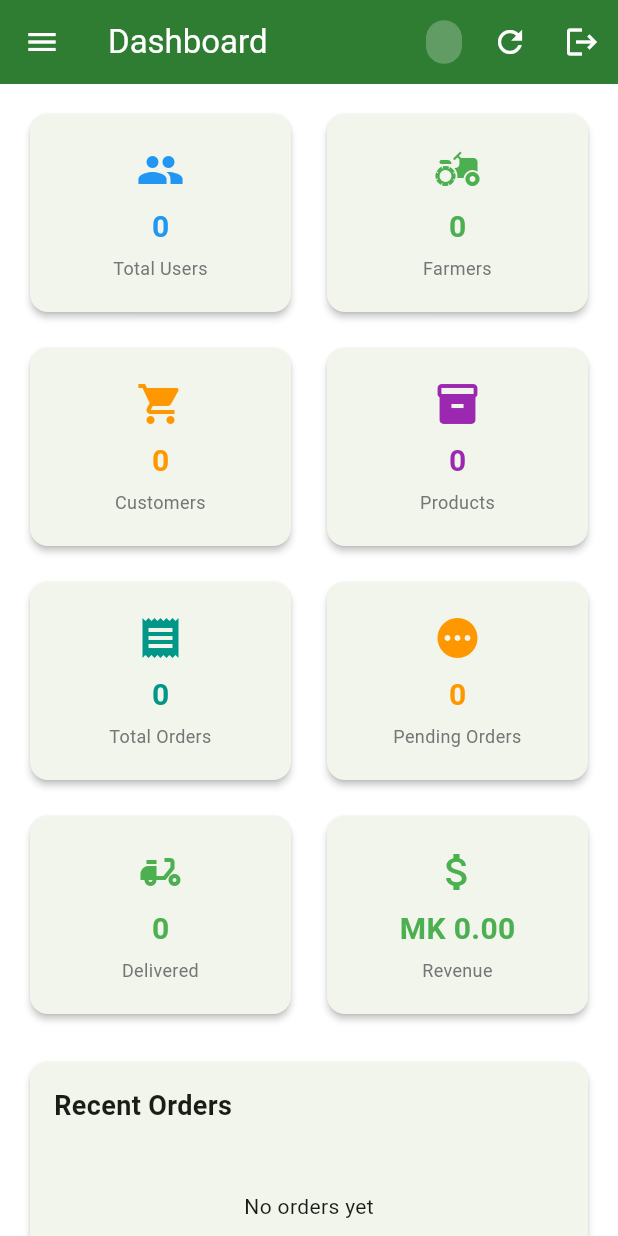
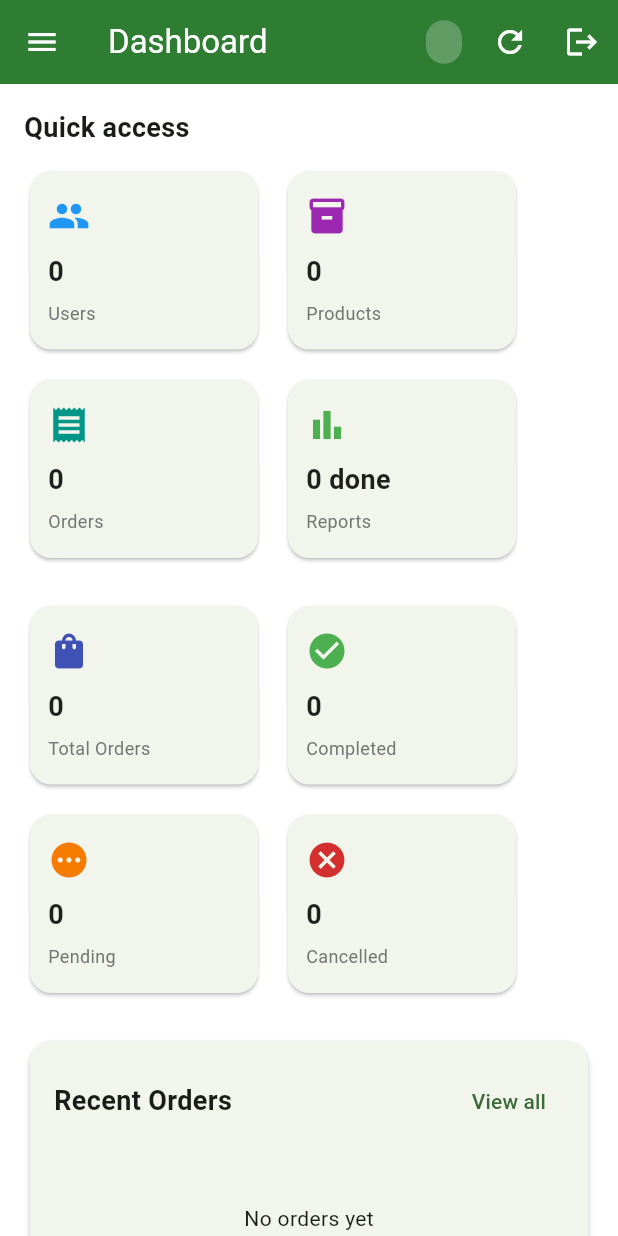
Before and after one commit to DAVIEPHAGES/farm_produce_marketplace, a Flutter app: the AdminDashboard screen opened by its route, on a phone screen of 412 x 824 dp. Run offline on Flutter 3.47's test engine with Material 3 defaults, Android fonts, the phone set to English and light mode, and no system bars; our stand-ins replace cloud_firestore, firebase_auth, firebase_core, firebase_messaging, flutter_local_notifications, image_picker and 1 more; missing offline and left inert: dart:html, paychangu_flutter; accounts and stored records are empty; network calls fail.

Commit message:
chore: Update admin dashboard

```diff
--- a/lib/screens/admin_dashboard_page.dart
+++ b/lib/screens/admin_dashboard_page.dart
@@ -19,16 +19,9 @@ class _AdminDashboardState extends State<AdminDashboard> {
   String _adminName = 'Admin';
   String _adminRole = '';
   bool _isLoading = true;
+  String _orderFilter = 'all';
 
   // REMOVED AdminFarmersPage - now using AdminUsersPage for all users
-  final List<Widget> _pages = [
-    const DashboardHome(),
-    const AdminProductsPage(),
-    const AdminOrdersPage(),
-    const AdminUsersPage(), // This shows BOTH customers and farmers
-    const AdminReportsPage(),
-  ];
-
   final List<String> _titles = [
     'Dashboard',
     'Manage Products',
@@ -49,6 +42,28 @@ class _AdminDashboardState extends State<AdminDashboard> {
   void initState() {
     super.initState();
     _loadAdminData();
+  }
+
+  void _onNavigate(int index, [String? filter]) {
+    setState(() {
+      _selectedIndex = index;
+      if (index == 2) _orderFilter = filter ?? 'all';
+    });
+  }
+
+  Widget _buildCurrentPage() {
+    switch (_selectedIndex) {
+      case 1:
+        return const AdminProductsPage();
+      case 2:
+        return AdminOrdersPage(initialFilter: _orderFilter);
+      case 3:
+        return const AdminUsersPage();
+      case 4:
+        return const AdminReportsPage();
+      default:
+        return DashboardHome(onNavigate: _onNavigate);
+    }
   }
 
   Future<void> _loadAdminData() async {
@@ -86,6 +101,13 @@ class _AdminDashboardState extends State<AdminDashboard> {
         title: Text(_titles[_selectedIndex]),
         backgroundColor: const Color(0xFF2E7D32),
         foregroundColor: Colors.white,
+        automaticallyImplyLeading: _selectedIndex == 0,
+        leading: _selectedIndex != 0
+            ? IconButton(
+                icon: const Icon(Icons.arrow_back),
+                onPressed: () => setState(() => _selectedIndex = 0),
+              )
+            : null,
         actions: [
           Container(
             margin: const EdgeInsets.symmetric(horizontal: 8),
@@ -109,7 +131,7 @@ class _AdminDashboardState extends State<AdminDashboard> {
         ],
       ),
       drawer: _buildDrawer(),
-      body: _pages[_selectedIndex],
+      body: _buildCurrentPage(),
     );
   }
 
@@ -197,7 +219,8 @@ class _AdminDashboardState extends State<AdminDashboard> {
 
 // Dashboard Home Widget
 class DashboardHome extends StatefulWidget {
-  const DashboardHome({super.key});
+  final void Function(int, [String? filter]) onNavigate;
+  const DashboardHome({super.key, required this.onNavigate});
 
   @override
   State<DashboardHome> createState() => _DashboardHomeState();
@@ -245,17 +268,22 @@ class _DashboardHomeState extends State<DashboardHome> {
       int completedOrders = 0;
       int pendingOrders = 0;
       int deliveredOrders = 0;
+      int cancelledOrders = 0;
 
       for (var doc in ordersSnapshot.docs) {
         final data = doc.data();
-        final paymentStatus =
-            data['paymentStatus'] ?? data['status'] ?? 'pending';
-        final orderStatus = data['orderStatus'] ?? data['status'] ?? 'pending';
+        final paymentStatus = (data['paymentStatus'] ?? '')
+            .toString()
+            .toLowerCase();
+        final orderStatus = (data['orderStatus'] ?? data['status'] ?? 'pending')
+            .toString()
+            .toLowerCase();
         final amount = (data['totalAmount'] ?? data['totalPrice'] ?? 0)
             .toDouble();
 
         if (paymentStatus == 'completed' ||
             paymentStatus == 'paid' ||
+            orderStatus == 'completed' ||
             orderStatus == 'delivered') {
           totalRevenue += amount;
           completedOrders++;
@@ -263,6 +291,9 @@ class _DashboardHomeState extends State<DashboardHome> {
 
         if (orderStatus == 'pending') pendingOrders++;
         if (orderStatus == 'delivered') deliveredOrders++;
+        if (orderStatus == 'cancelled' || paymentStatus == 'failed') {
+          cancelledOrders++;
+        }
       }
 
       setState(() {
@@ -275,6 +306,7 @@ class _DashboardHomeState extends State<DashboardHome> {
           'completedOrders': completedOrders,
           'pendingOrders': pendingOrders,
           'deliveredOrders': deliveredOrders,
+          'cancelledOrders': cancelledOrders,
           'totalRevenue': totalRevenue,
         };
         _isLoading = false;
@@ -296,88 +328,95 @@ class _DashboardHomeState extends State<DashboardHome> {
       child: SingleChildScrollView(
         padding: const EdgeInsets.all(16),
         child: Column(
+          crossAxisAlignment: CrossAxisAlignment.start,
           children: [
-            // Stats Cards - Row 1
-            GridView.count(
-              shrinkWrap: true,
-              physics: const NeverScrollableScrollPhysics(),
-              crossAxisCount: 2,
-              mainAxisSpacing: 16,
-              crossAxisSpacing: 16,
-              childAspectRatio: 1.3,
+            const Text(
+              'Quick access',
+              style: TextStyle(fontSize: 18, fontWeight: FontWeight.w700),
+            ),
+            const SizedBox(height: 12),
+            Wrap(
+              spacing: 12,
+              runSpacing: 12,
               children: [
-                _buildStatCard(
-                  title: 'Total Users',
+                _buildClickableStatCard(
+                  title: 'Users',
                   value: _stats['totalUsers'].toString(),
                   icon: Icons.people,
                   color: Colors.blue,
+                  onTap: () => widget.onNavigate(3),
                 ),
-                _buildStatCard(
-                  title: 'Farmers',
-                  value: _stats['totalFarmers'].toString(),
-                  icon: Icons.agriculture,
-                  color: Colors.green,
-                ),
-                _buildStatCard(
-                  title: 'Customers',
-                  value: _stats['totalCustomers'].toString(),
-                  icon: Icons.shopping_cart,
-                  color: Colors.orange,
-                ),
-                _buildStatCard(
+                _buildClickableStatCard(
                   title: 'Products',
                   value: _stats['totalProducts'].toString(),
                   icon: Icons.inventory,
                   color: Colors.purple,
+                  onTap: () => widget.onNavigate(1),
                 ),
-              ],
-            ),
-            const SizedBox(height: 16),
-
-            // Stats Cards - Row 2
-            GridView.count(
-              shrinkWrap: true,
-              physics: const NeverScrollableScrollPhysics(),
-              crossAxisCount: 2,
-              mainAxisSpacing: 16,
-              crossAxisSpacing: 16,
-              childAspectRatio: 1.3,
-              children: [
-                _buildStatCard(
-                  title: 'Total Orders',
+                _buildClickableStatCard(
+                  title: 'Orders',
                   value: _stats['totalOrders'].toString(),
                   icon: Icons.receipt,
                   color: Colors.teal,
+                  onTap: () => widget.onNavigate(2, 'all'),
                 ),
-                _buildStatCard(
-                  title: 'Pending Orders',
-                  value: _stats['pendingOrders'].toString(),
-                  icon: Icons.pending,
-                  color: Colors.orange,
-                ),
-                _buildStatCard(
-                  title: 'Delivered',
-                  value: _stats['deliveredOrders'].toString(),
-                  icon: Icons.delivery_dining,
+                _buildClickableStatCard(
+                  title: 'Reports',
+                  value: '${_stats['completedOrders']} done',
+                  icon: Icons.bar_chart,
                   color: Colors.green,
-                ),
-                _buildStatCard(
-                  title: 'Revenue',
-                  value: 'MK ${_stats['totalRevenue'].toStringAsFixed(2)}',
-                  icon: Icons.attach_money,
-                  color: Colors.green,
+                  onTap: () => widget.onNavigate(4),
                 ),
               ],
             ),
             const SizedBox(height: 24),
-
-            // Recent Orders
+            Wrap(
+              spacing: 12,
+              runSpacing: 12,
+              children: [
+                _buildClickableStatCard(
+                  title: 'Total Orders',
+                  value: _stats['totalOrders'].toString(),
+                  icon: Icons.shopping_bag,
+                  color: Colors.indigo,
+                  onTap: () => widget.onNavigate(2, 'all'),
+                ),
+                _buildClickableStatCard(
+                  title: 'Completed',
+                  value: _stats['completedOrders'].toString(),
+                  icon: Icons.check_circle,
+                  color: Colors.green,
+                  onTap: () => widget.onNavigate(2, 'completed'),
+                ),
+                _buildClickableStatCard(
+                  title: 'Pending',
+                  value: _stats['pendingOrders'].toString(),
+                  icon: Icons.pending,
+                  color: Colors.orange.shade700,
+                  onTap: () => widget.onNavigate(2, 'pending'),
+                ),
+                _buildClickableStatCard(
+                  title: 'Cancelled',
+                  value: _stats['cancelledOrders'].toString(),
+                  icon: Icons.cancel,
+                  color: Colors.red.shade700,
+                  onTap: () => widget.onNavigate(2, 'cancelled'),
+                ),
+              ],
+            ),
+            const SizedBox(height: 24),
             Card(
               elevation: 2,
+              shape: RoundedRectangleBorder(
+                borderRadius: BorderRadius.circular(14),
+              ),
               child: Padding(
                 padding: const EdgeInsets.all(16),
                 child: Column(
                   crossAxisAlignment: CrossAxisAlignment.start,
+                  children: [
+                    Row(
+                      mainAxisAlignment: MainAxisAlignment.spaceBetween,
                       children: [
                         const Text(
                           'Recent Orders',
@@ -386,12 +425,18 @@ class _DashboardHomeState extends State<DashboardHome> {
                             fontWeight: FontWeight.bold,
                           ),
                         ),
+                        TextButton(
+                          onPressed: () => widget.onNavigate(2),
+                          child: const Text('View all'),
+                        ),
+                      ],
+                    ),
                     const SizedBox(height: 12),
                     StreamBuilder<QuerySnapshot>(
                       stream: FirebaseFirestore.instance
                           .collection('orders')
                           .orderBy('timestamp', descending: true)
-                          .limit(5)
+                          .limit(3)
                           .snapshots(),
                       builder: (context, snapshot) {
                         if (snapshot.hasError) {
@@ -401,7 +446,10 @@ class _DashboardHomeState extends State<DashboardHome> {
                         }
                         if (!snapshot.hasData) {
                           return const Center(
+                            child: Padding(
+                              padding: EdgeInsets.symmetric(vertical: 24),
                               child: CircularProgressIndicator(),
+                            ),
                           );
                         }
 
@@ -415,14 +463,9 @@ class _DashboardHomeState extends State<DashboardHome> {
                           );
                         }
 
-                        return ListView.builder(
-                          shrinkWrap: true,
-                          physics: const NeverScrollableScrollPhysics(),
-                          itemCount: orders.length,
-                          itemBuilder: (context, index) {
-                            final order = orders[index];
+                        return Column(
+                          children: orders.map((order) {
                             final data = order.data() as Map<String, dynamic>;
-
                             final orderId = data['orderId'] ?? order.id;
                             final customerName =
                                 data['customerName'] ?? 'Unknown';
@@ -434,51 +477,62 @@ class _DashboardHomeState extends State<DashboardHome> {
                                 data['status'] ??
                                 'pending';
 
-                            return ListTile(
-                              leading: CircleAvatar(
-                                backgroundColor: _getStatusColor(orderStatus),
+                            return InkWell(
+                              onTap: () => _showOrderDetails(order.id, data),
+                              borderRadius: BorderRadius.circular(12),
+                              child: Container(
+                                margin: const EdgeInsets.only(bottom: 10),
+                                padding: const EdgeInsets.all(14),
+                                decoration: BoxDecoration(
+                                  color: Colors.grey.shade50,
+                                  borderRadius: BorderRadius.circular(12),
+                                  border: Border.all(
+                                    color: Colors.grey.shade200,
+                                  ),
+                                ),
+                                child: Row(
+                                  children: [
+                                    CircleAvatar(
+                                      radius: 20,
+                                      backgroundColor: _getStatusColor(
+                                        orderStatus,
+                                      ),
                                       child: Text(
-                                  '${index + 1}',
+                                        '${orders.indexOf(order) + 1}',
                                         style: const TextStyle(
                                           color: Colors.white,
                                           fontSize: 12,
                                         ),
                                       ),
                                     ),
-                              title: Text(
+                                    const SizedBox(width: 12),
+                                    Expanded(
+                                      child: Column(
+                                        crossAxisAlignment:
+                                            CrossAxisAlignment.start,
+                                        children: [
+                                          Text(
                                             'Order #${orderId.length > 8 ? orderId.substring(0, 8) : orderId}',
                                             style: const TextStyle(
-                                  fontWeight: FontWeight.w500,
+                                              fontWeight: FontWeight.bold,
                                             ),
                                           ),
-                              subtitle: Text(
-                                '$customerName - MWK ${totalAmount.toStringAsFixed(2)}',
-                              ),
-                              trailing: Container(
-                                padding: const EdgeInsets.symmetric(
-                                  horizontal: 10,
-                                  vertical: 4,
-                                ),
-                                decoration: BoxDecoration(
-                                  color: _getStatusColor(
-                                    orderStatus,
-                                  ).withOpacity(0.2),
-                                  borderRadius: BorderRadius.circular(12),
-                                ),
-                                child: Text(
-                                  orderStatus,
+                                          const SizedBox(height: 4),
+                                          Text(
+                                            '$customerName · MWK ${totalAmount.toStringAsFixed(2)}',
                                             style: TextStyle(
-                                    color: _getStatusColor(orderStatus),
-                                    fontSize: 12,
-                                    fontWeight: FontWeight.w500,
+                                              color: Colors.grey.shade700,
                                             ),
                                           ),
+                                        ],
                                       ),
-                              onTap: () {
-                                _showOrderDetails(order.id, data);
-                              },
+                                    ),
+                                    _buildStatusChip(orderStatus),
+                                  ],
+                                ),
+                              ),
                             );
-                          },
+                          }).toList(),
                         );
                       },
                     ),
@@ -574,39 +628,64 @@ class _DashboardHomeState extends State<DashboardHome> {
     );
   }
 
-  Widget _buildStatCard({
+  Widget _buildClickableStatCard({
     required String title,
     required String value,
     required IconData icon,
     required Color color,
+    required VoidCallback onTap,
   }) {
-    return Card(
-      elevation: 2,
-      child: Container(
-        decoration: BoxDecoration(borderRadius: BorderRadius.circular(12)),
+    return SizedBox(
+      width: 160,
+      child: Card(
+        elevation: 1,
+        shape: RoundedRectangleBorder(borderRadius: BorderRadius.circular(14)),
+        child: InkWell(
+          borderRadius: BorderRadius.circular(14),
+          onTap: onTap,
           child: Padding(
-          padding: const EdgeInsets.all(12),
+            padding: const EdgeInsets.symmetric(vertical: 16, horizontal: 12),
             child: Column(
               mainAxisAlignment: MainAxisAlignment.center,
+              crossAxisAlignment: CrossAxisAlignment.start,
               children: [
-              Icon(icon, size: 32, color: color),
-              const SizedBox(height: 8),
+                Icon(icon, size: 28, color: color),
+                const SizedBox(height: 10),
                 Text(
                   value,
                   style: TextStyle(
-                  fontSize: 20,
+                    fontSize: 18,
                     fontWeight: FontWeight.bold,
-                  color: color,
+                    color: Colors.black87,
                   ),
                 ),
-              const SizedBox(height: 4),
+                const SizedBox(height: 6),
                 Text(
                   title,
                   style: TextStyle(fontSize: 12, color: Colors.grey[600]),
-                textAlign: TextAlign.center,
                 ),
               ],
             ),
+          ),
+        ),
+      ),
+    );
+  }
+
+  Widget _buildStatusChip(String status) {
+    final color = _getStatusColor(status);
+    return Container(
+      padding: const EdgeInsets.symmetric(horizontal: 10, vertical: 6),
+      decoration: BoxDecoration(
+        color: color.withOpacity(0.18),
+        borderRadius: BorderRadius.circular(12),
+      ),
+      child: Text(
+        status.toUpperCase(),
+        style: TextStyle(
+          color: color,
+          fontSize: 11,
+          fontWeight: FontWeight.w600,
         ),
       ),
     );
@@ -622,6 +701,8 @@ class _DashboardHomeState extends State<DashboardHome> {
         return Colors.orange;
       case 'confirmed':
         return Colors.blue;
+      case 'processing':
+        return Colors.indigo;
       case 'shipped':
         return Colors.purple;
       case 'cancelled':
```
Lines whose indentation alone changed are shown as unchanged.
